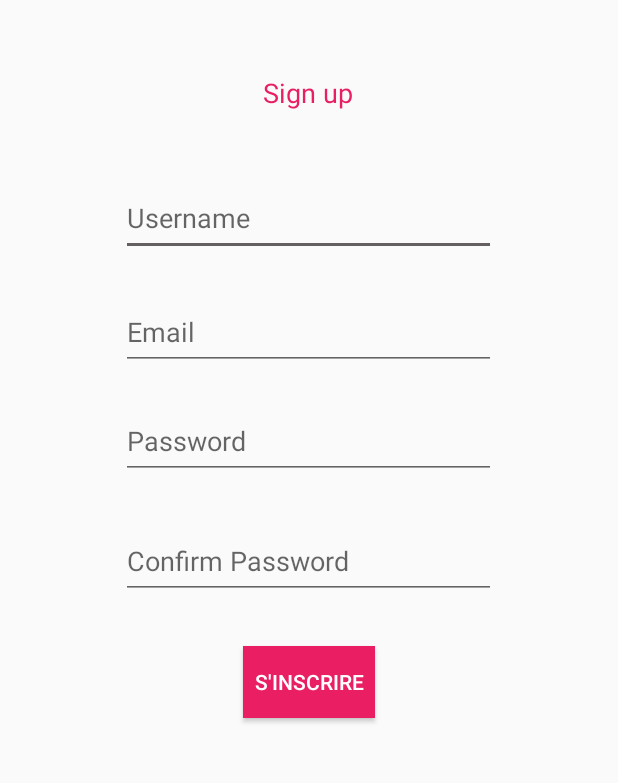
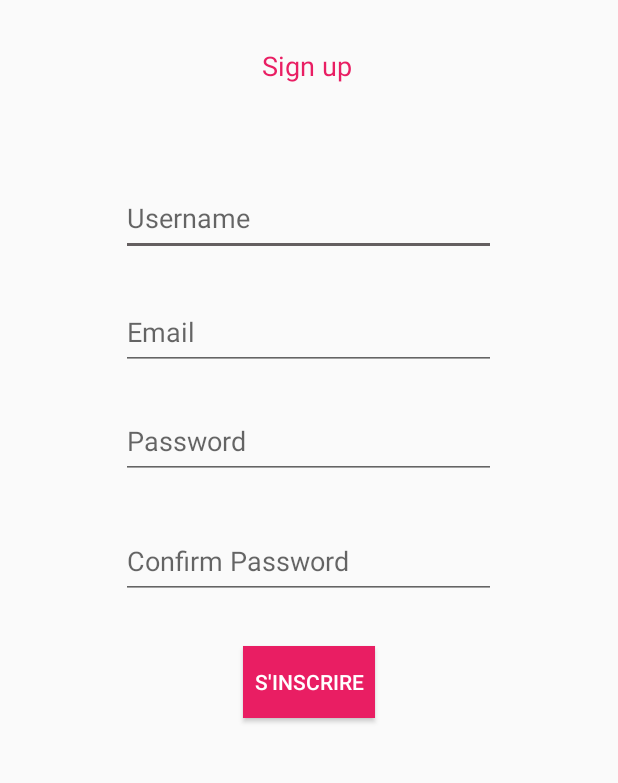
Before and after one commit to onesime98/MeetNdrink, an Android app: the SignupActivity screen opened directly, with no data from a screen before it, on a phone screen of 412 x 824 dp, the part 371-1154 px from its top. Run offline under Robolectric (Android 15) with nearby library versions, the phone set to English and light mode, and no system bars; our stand-ins replace Firebase (no records; nobody signed in at launch, a user with empty details on screens opened directly).

```diff
--- a/app/src/main/res/layout/activity_login.xml
+++ b/app/src/main/res/layout/activity_login.xml
@@ -12,11 +12,14 @@
         android:layout_marginStart="176dp"
         android:layout_marginLeft="176dp"
         android:layout_marginTop="239dp"
+        android:layout_marginEnd="180dp"
+        android:layout_marginRight="180dp"
         android:layout_marginBottom="462dp"
         android:text="@string/login"
         android:textAppearance="@style/TextAppearance.AppCompat.Large"
         android:textColor="#E91E63"
         app:layout_constraintBottom_toBottomOf="parent"
+        app:layout_constraintEnd_toEndOf="parent"
         app:layout_constraintStart_toStartOf="parent"
         app:layout_constraintTop_toTopOf="parent"
         app:layout_constraintVertical_bias="1.0" />
--- a/app/src/main/res/layout/activity_signup.xml
+++ b/app/src/main/res/layout/activity_signup.xml
@@ -33,8 +33,10 @@
         android:textSize="18sp"
         app:layout_constraintBottom_toBottomOf="parent"
         app:layout_constraintEnd_toEndOf="parent"
+        app:layout_constraintHorizontal_bias="0.0"
         app:layout_constraintStart_toStartOf="parent"
-        app:layout_constraintTop_toTopOf="parent" />
+        app:layout_constraintTop_toTopOf="parent"
+        app:layout_constraintVertical_bias="0.0" />
 
     <EditText
         android:id="@+id/username"
```
Also changed, not shown: app/src/main/AndroidManifest.xml (+5 -3 lines).
